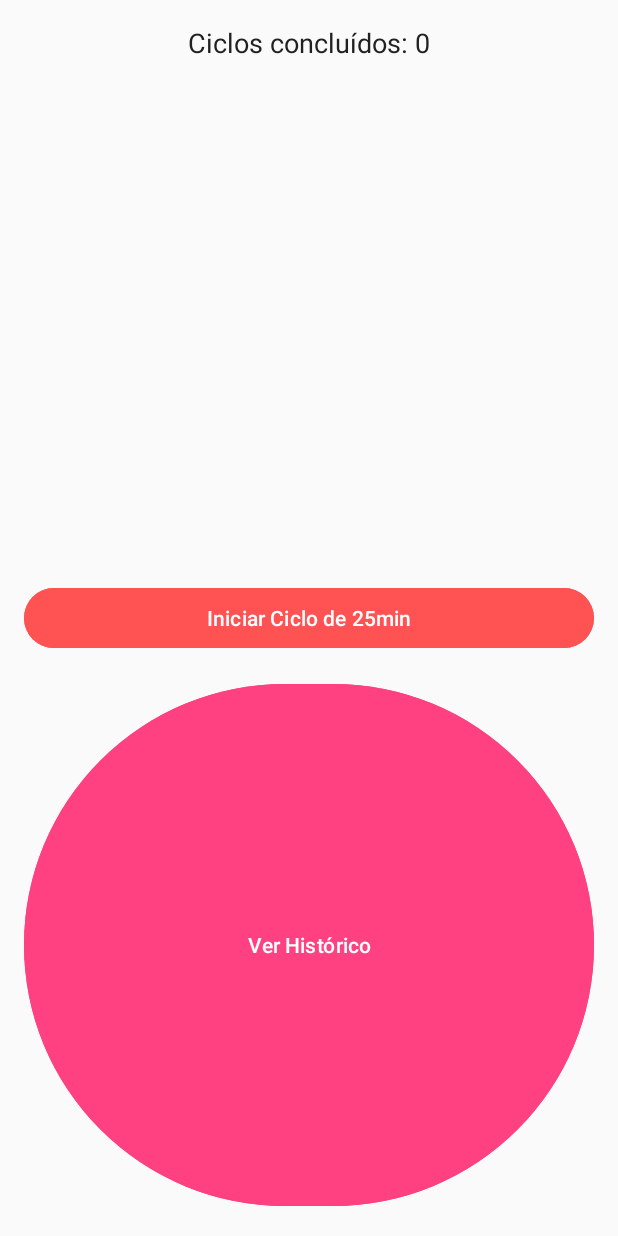
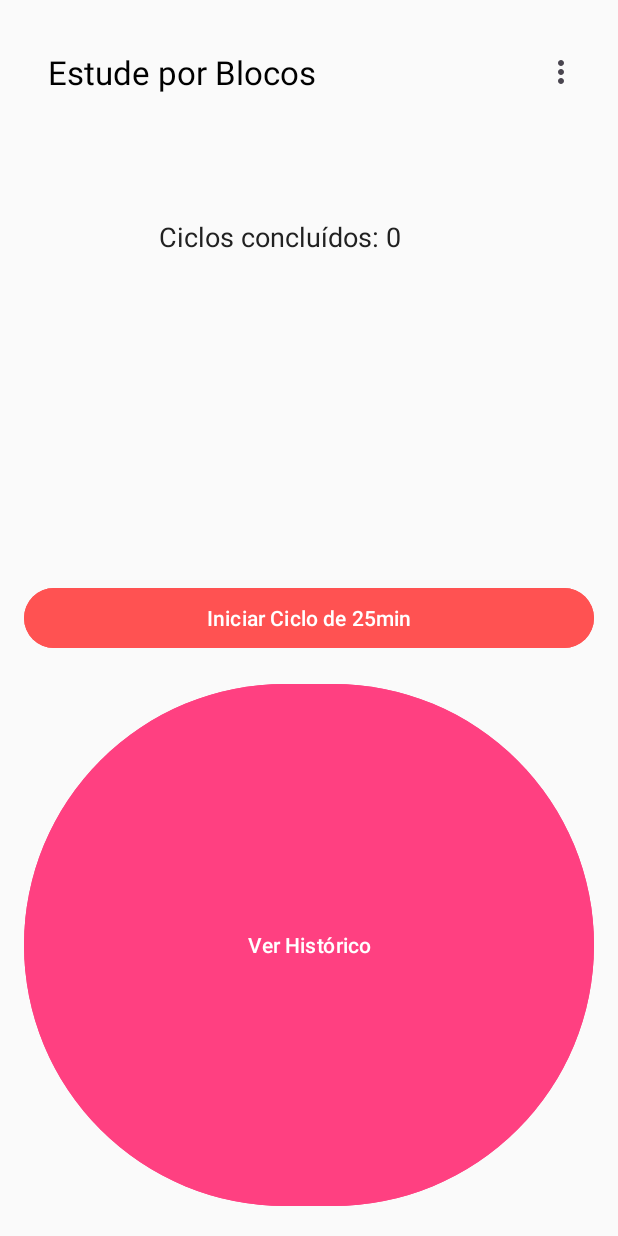
Before and after one commit to anacleto241/AppPomodoro, an Android app: the TelaPrincipalActivity screen opened directly, with no data from a screen before it, on a phone screen of 412 x 824 dp. Run offline under Robolectric (Android 15) with nearby library versions, the phone set to English and light mode, and no system bars.

Commit message:
Adicionado notificação, toolbar, alarm e menu Appbar.

```diff
--- a/app/src/main/AndroidManifest.xml
+++ b/app/src/main/AndroidManifest.xml
@@ -3,6 +3,7 @@
     xmlns:tools="http://schemas.android.com/tools"
     package="br.edu.ifsuldeminas.mach.apppomodoro">
 
+    <uses-permission android:name="android.permission.SCHEDULE_EXACT_ALARM" />
     <uses-permission android:name="android.permission.POST_NOTIFICATIONS" />
 
     <application
@@ -27,6 +28,10 @@
             </intent-filter>
         </activity>
 
+        <receiver
+            android:name=".utils.AlarmReceiver"
+            android:enabled="true"
+            android:exported="false" />
         <!-- Principal Activity -->
         <activity
             android:name=".activities.TelaPrincipalActivity"
--- a/app/src/main/java/br/edu/ifsuldeminas/mach/apppomodoro/activities/TelaPrincipalActivity.java
+++ b/app/src/main/java/br/edu/ifsuldeminas/mach/apppomodoro/activities/TelaPrincipalActivity.java
@@ -2,7 +2,7 @@ package br.edu.ifsuldeminas.mach.apppomodoro.activities;
 
 import androidx.appcompat.app.AppCompatActivity;
 import androidx.appcompat.app.AppCompatDelegate;
-
+import androidx.appcompat.widget.Toolbar;
 import android.content.Context;
 import android.content.Intent;
 import android.content.SharedPreferences;
@@ -29,6 +29,11 @@ public class TelaPrincipalActivity extends AppCompatActivity {
         super.onCreate(savedInstanceState);
         setContentView(R.layout.activity_tela_principal);
 
+        Toolbar toolbar = findViewById(R.id.toolbar);
+        setSupportActionBar(toolbar);
+        if (getSupportActionBar() != null) {
+            getSupportActionBar().setTitle("Estude por Blocos"); // Set your title here
+        }
         // Inicialização dos componentes
         textViewCiclosConcluidos = findViewById(R.id.textViewCiclosConcluidos);
         buttonIniciarCiclo = findViewById(R.id.buttonIniciarCiclo);
@@ -55,6 +60,33 @@ public class TelaPrincipalActivity extends AppCompatActivity {
         });
     }
 
+    @Override
+    public boolean onCreateOptionsMenu(Menu menu) {
+        getMenuInflater().inflate(R.menu.menu_appbar, menu); // Inflate your appbar menu
+        return true;
+    }
+
+    @Override
+    public boolean onOptionsItemSelected(MenuItem item) {
+        int id = item.getItemId();
+
+        if (id == R.id.action_about) {
+            Toast.makeText(this, "Menu 'Sobre' clicado", Toast.LENGTH_SHORT).show();
+            // Start a new AboutActivity or show a dialog
+            // startActivity(new Intent(this, AboutActivity.class));
+            return true;
+        } else if (id == R.id.action_clear_history) {
+            Toast.makeText(this, "Menu 'Limpar Histórico' clicado", Toast.LENGTH_SHORT).show();
+            // Implement history clearing logic, possibly interacting with DatabaseHelper
+            return true;
+        } else if (id == R.id.action_change_theme) {
+            Toast.makeText(this, "Menu 'Mudar Tema' clicado", Toast.LENGTH_SHORT).show();
+            // Implement theme changing logic (requires more setup)
+            return true;
+        }
+
+        return super.onOptionsItemSelected(item);
+    }
     private void atualizarContagemCiclos() {
         int ciclosConcluidos = dbHelper.getTotalCiclos();
         textViewCiclosConcluidos.setText(getString(R.string.ciclos_concluidos, ciclosConcluidos));
--- a/app/src/main/res/layout/activity_tela_principal.xml
+++ b/app/src/main/res/layout/activity_tela_principal.xml
@@ -1,41 +1,53 @@
 <?xml version="1.0" encoding="utf-8"?>
 <RelativeLayout xmlns:android="http://schemas.android.com/apk/res/android"
+    xmlns:app="http://schemas.android.com/apk/res-auto"
     android:layout_width="match_parent"
     android:layout_height="match_parent"
+    android:background="@color/backgroundLight"
     android:padding="16dp"
-    android:background="@color/backgroundLight">
+    android:textAlignment="center">
 
-    <!-- TextView no topo -->
+    <androidx.appcompat.widget.Toolbar
+        android:id="@+id/toolbar"
+        android:layout_width="match_parent"
+        android:layout_height="?attr/actionBarSize"
+        android:background="@color/backgroundLight"
+        app:titleTextColor="@color/black" />
+
     <TextView
         android:id="@+id/textViewCiclosConcluidos"
-        android:layout_width="wrap_content"
-        android:layout_height="wrap_content"
-        android:layout_alignParentTop="true"
-        android:layout_centerHorizontal="true"
+        android:layout_width="239dp"
+        android:layout_height="21dp"
+        android:layout_above="@+id/buttonIniciarCiclo"
+        android:layout_below="@+id/toolbar"
+        android:layout_alignParentStart="true"
+        android:layout_alignParentEnd="true"
+        android:layout_marginStart="90dp"
+        android:layout_marginTop="65dp"
+        android:layout_marginEnd="90dp"
+        android:layout_marginBottom="176dp"
         android:text="Ciclos concluídos: 0"
-        android:textSize="18sp"
-        android:textColor="@color/textPrimary"/>
+        android:textColor="@color/textPrimary"
+        android:textSize="18sp" />
 
-    <!-- Botão principal centralizado -->
     <Button
         android:id="@+id/buttonIniciarCiclo"
         android:layout_width="match_parent"
         android:layout_height="wrap_content"
         android:layout_centerInParent="true"
+        android:backgroundTint="@color/colorPrimary"
         android:text="Iniciar Ciclo de 25min"
-        android:backgroundTint="@color/colorPrimary"
-        android:textColor="@color/white"/>
+        android:textColor="@color/white" />
 
-    <!-- Botão de histórico na parte inferior -->
     <Button
         android:id="@+id/buttonVerHistorico"
         android:layout_width="match_parent"
         android:layout_height="wrap_content"
+        android:layout_below="@id/buttonIniciarCiclo"
         android:layout_alignParentBottom="true"
         android:layout_marginTop="16dp"
-        android:layout_below="@id/buttonIniciarCiclo"
+        android:backgroundTint="@color/colorAccent"
         android:text="Ver Histórico"
-        android:backgroundTint="@color/colorAccent"
-        android:textColor="@color/white"/>
+        android:textColor="@color/white" />
 
 </RelativeLayout>
--- a/app/src/main/res/menu/menu_appbar.xml
+++ b/app/src/main/res/menu/menu_appbar.xml
@@ -3,17 +3,17 @@
     xmlns:app="http://schemas.android.com/apk/res-auto">
 
     <item
-        android:id="@+id/menu_sobre"
+        android:id="@+id/action_about"
         android:title="Sobre"
-        app:showAsAction="never"/>
+        app:showAsAction="never" />
 
     <item
-        android:id="@+id/menu_limpar"
+        android:id="@+id/action_clear_history"
         android:title="Limpar Histórico"
-        app:showAsAction="never"/>
+        app:showAsAction="never" />
 
     <item
-        android:id="@+id/menu_tema"
-        android:title="Tema Escuro"
-        app:showAsAction="never"/>
+        android:id="@+id/action_change_theme"
+        android:title="Mudar Tema"
+        app:showAsAction="never" />
 </menu>
```
Also changed, not shown: app/src/main/java/br/edu/ifsuldeminas/mach/apppomodoro/activities/CronometroActivity.java (+23 -1 lines), app/src/main/java/br/edu/ifsuldeminas/mach/apppomodoro/activities/HistoricoActivity.java (+9 -2 lines), app/src/main/java/br/edu/ifsuldeminas/mach/apppomodoro/utils/AlarmReceiver.java (added, +27 -0 lines), app/src/main/java/br/edu/ifsuldeminas/mach/apppomodoro/utils/NotificationHelper.java (+22 -1 lines), app/src/main/res/layout/activity_cronometro.xml (+10 -1 lines), app/src/main/res/layout/activity_historico.xml (+8 -0 lines), app/src/main/res/menu/menu_contexto.xml (+4 -4 lines).
